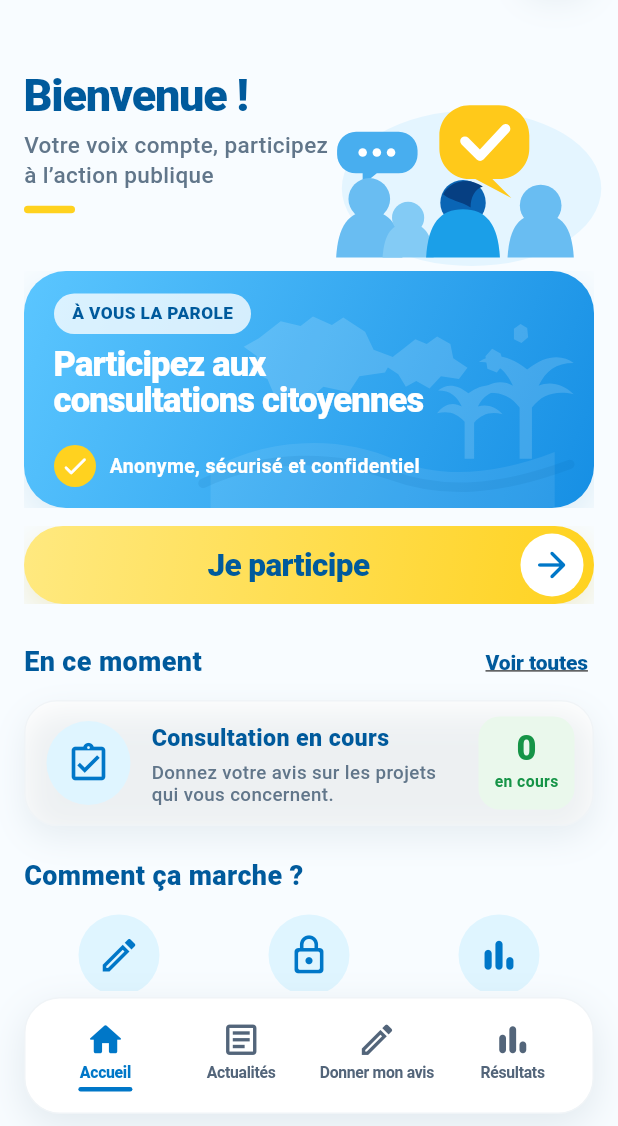
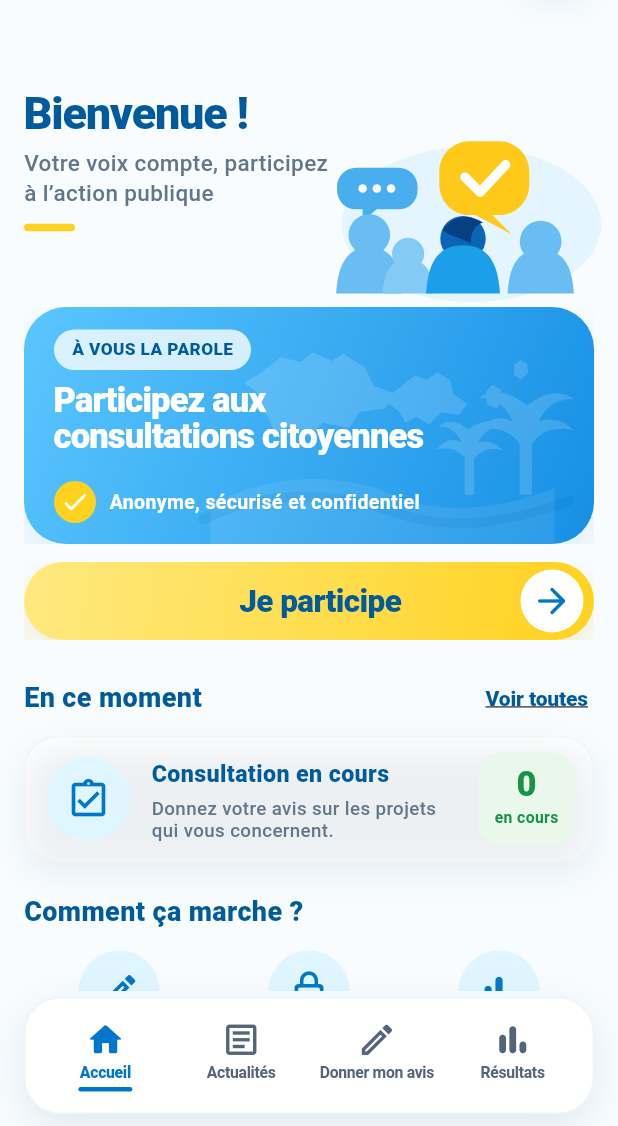
Before and after one commit to stef25fwi/citoyen-peyi, a Flutter app: the CitizenHomePage screen opened by its route, on a phone screen of 412 x 824 dp, the part 110-1236 px from its top. Run offline on Flutter 3.47's test engine with Material 3 defaults, Android fonts, the phone set to English and light mode, and no system bars; our stand-ins replace cloud_firestore, firebase_auth, firebase_core, firebase_messaging, fl_chart, flutter_svg and 3 more; missing offline and left inert: dart:html, firebase_app_check; accounts and stored records are empty.

Commit message:
fix: affine les contraintes de l’accueil citoyen

```diff
--- a/flutter_app/lib/pages/citizen/citizen_home_page.dart
+++ b/flutter_app/lib/pages/citizen/citizen_home_page.dart
@@ -384,7 +384,7 @@ class _WelcomeSection extends StatelessWidget {
 
   @override
   Widget build(BuildContext context) {
-    final height = compact ? (narrow ? 154.0 : 166.0) : 190.0;
+    final height = compact ? (narrow ? 178.0 : 190.0) : 270.0;
     final illustrationWidth = compact ? (narrow ? 162.0 : 202.0) : 270.0;
 
     return SizedBox(
@@ -407,7 +407,7 @@ class _WelcomeSection extends StatelessWidget {
               alignment: Alignment.centerLeft,
               child: ConstrainedBox(
                 constraints: BoxConstraints(
-                  maxWidth: compact ? (narrow ? 190 : 248) : 360,
+                  maxWidth: compact ? (narrow ? 200 : 258) : 410,
                 ),
                 child: Column(
                   mainAxisSize: MainAxisSize.min,
@@ -612,9 +612,13 @@ class _ParticipateButton extends StatelessWidget {
           ),
           child: Row(
             children: [
-              const Spacer(),
-              const Text(
+              const SizedBox(width: 42),
+              const Expanded(
+                child: Text(
                   'Je participe',
+                  maxLines: 1,
+                  overflow: TextOverflow.ellipsis,
+                  textAlign: TextAlign.center,
                   style: TextStyle(
                     color: CitizenDesignTokens.deepBlue,
                     fontSize: 21,
@@ -622,7 +626,7 @@ class _ParticipateButton extends StatelessWidget {
                     letterSpacing: -0.4,
                   ),
                 ),
-              const Spacer(),
+              ),
               Container(
                 width: 42,
                 height: 42,
```
Lines whose indentation alone changed are shown as unchanged.
